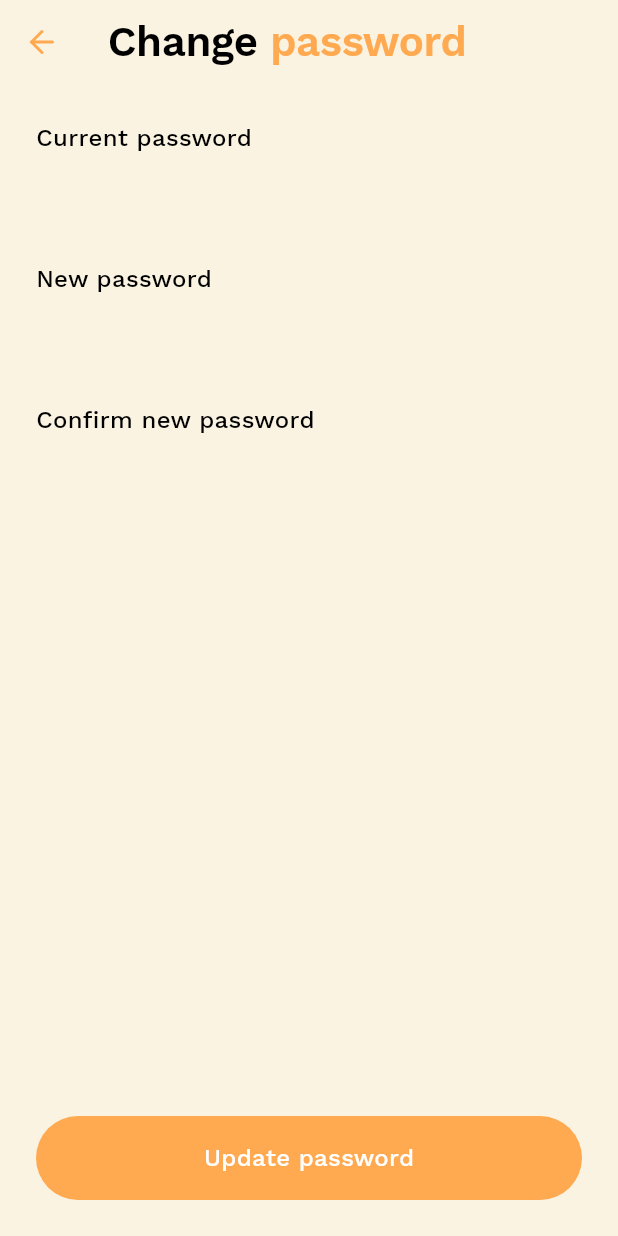
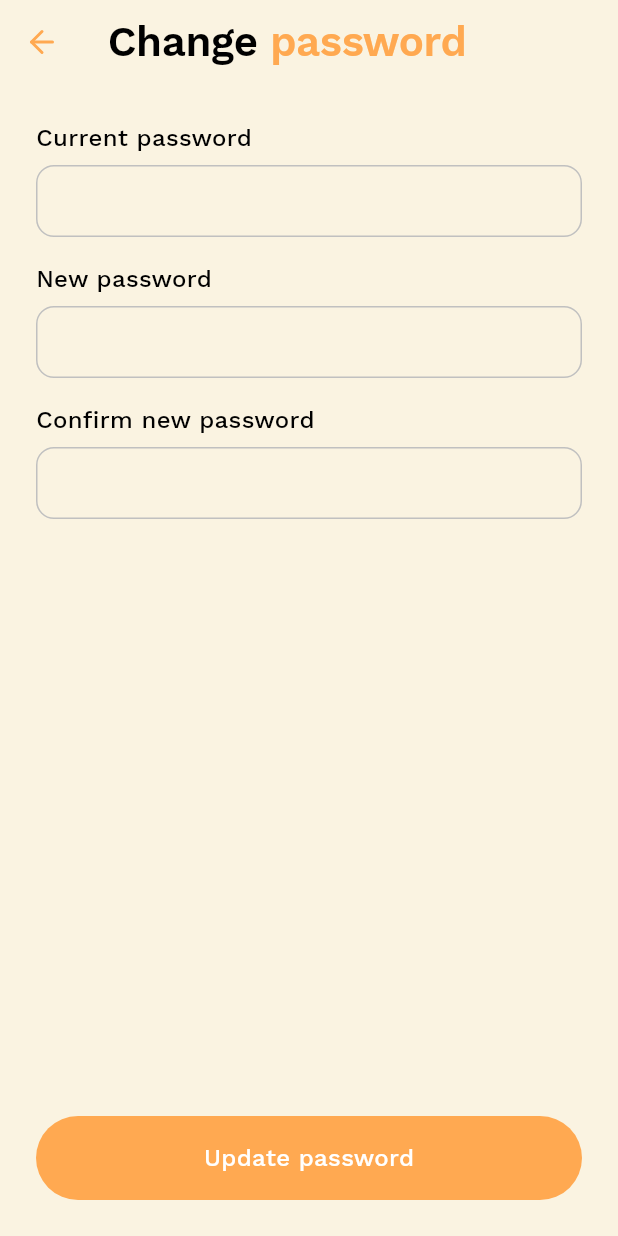
Before and after one commit to scythe410/dutch-lanka-demos, a Flutter app: the ChangePasswordScreen screen opened by its route, on a phone screen of 412 x 824 dp. Run offline on Flutter 3.47's test engine with Material 3 defaults, Android fonts, the phone set to English and light mode, and no system bars; our stand-ins replace cloud_firestore, cloud_functions, firebase_auth, firebase_core, firebase_crashlytics, firebase_messaging and 14 more; missing offline and left inert: firebase_app_check, firebase_performance, payhere_mobilesdk_flutter; accounts and stored records are empty; generated files the repository leaves out were written again.

Commit message:
fix(ui): visible text-field border, full-fit cart Checkout button, taller home grid
- AppTextField gets a 1px silver resting border so the cream-filled field
  is visible against the cream surface (design.md assumed a contrasting
  parent, most screens don't have one). Focus still flips to the 1.5px
  warm-orange border.
- Cart screen's Checkout PrimaryButton was being collapsed to zero width
  by the sibling Expanded(Total) — pass fullWidth: false so it sizes to
  its content.
- Home grid aspect ratio drops 0.72 → 0.58 to fit the title + price + star
  rows. 0.62 was a hair too tight; 1.5px overflow stripe was the star row.

```diff
--- a/apps/customer/lib/screens/cart_screen.dart
+++ b/apps/customer/lib/screens/cart_screen.dart
@@ -92,6 +92,7 @@ class CartScreen extends ConsumerWidget {
                     ),
                     PrimaryButton(
                       label: 'Checkout',
+                      fullWidth: false,
                       onPressed: () => context.push('/checkout'),
                     ),
                   ],
--- a/packages/shared/lib/widgets/app_text_field.dart
+++ b/packages/shared/lib/widgets/app_text_field.dart
@@ -7,8 +7,11 @@ import '../theme/spacing.dart';
 import '../theme/text_theme.dart';
 
 /// Standard form field per design.md §8 `AppTextField`.
-/// Cream fill, no resting border, 1.5px orange focused border, optional
-/// helper or error text below (silver / black — no red, per design rules).
+/// Cream fill, 1px silver resting border (so the field has visible edges
+/// when sitting on a cream background — the design doc assumes a
+/// contrasting parent surface, but most screens use cream too), 1.5px
+/// orange focused border, optional helper or error text below (silver /
+/// black — no red, per design rules).
 class AppTextField extends StatefulWidget {
   const AppTextField({
     super.key,
@@ -99,11 +102,11 @@ class _AppTextFieldState extends State<AppTextField> {
             ),
             border: OutlineInputBorder(
               borderRadius: BorderRadius.circular(AppRadius.input),
-              borderSide: BorderSide.none,
+              borderSide: const BorderSide(color: AppColors.muted, width: 1),
             ),
             enabledBorder: OutlineInputBorder(
               borderRadius: BorderRadius.circular(AppRadius.input),
-              borderSide: BorderSide.none,
+              borderSide: const BorderSide(color: AppColors.muted, width: 1),
             ),
             focusedBorder: OutlineInputBorder(
               borderRadius: BorderRadius.circular(AppRadius.input),
@@ -111,7 +114,7 @@ class _AppTextFieldState extends State<AppTextField> {
             ),
             errorBorder: OutlineInputBorder(
               borderRadius: BorderRadius.circular(AppRadius.input),
-              borderSide: BorderSide.none,
+              borderSide: const BorderSide(color: AppColors.muted, width: 1),
             ),
             focusedErrorBorder: OutlineInputBorder(
               borderRadius: BorderRadius.circular(AppRadius.input),
```
Also changed, not shown: apps/customer/lib/screens/home_screen.dart (+5 -5 lines).
